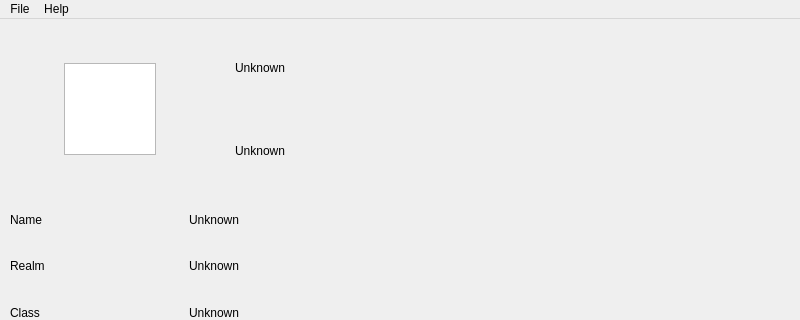
This is include/mainWindow.ui in WowDevs/WoWView as Qt 5 draws it before an edit; both pictures show x 0 to 800 and y 0 to 320 of the 800 by 600 pixel window. The edited form follows.
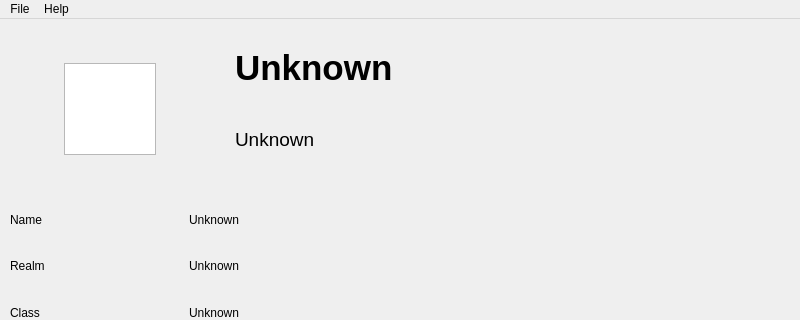
This is the edited form.

What changed in the file:
```diff
--- a/include/mainWindow.ui
+++ b/include/mainWindow.ui
@@ -206,6 +206,13 @@
     <layout class="QVBoxLayout" name="verticalLayout_3">
      <item>
       <widget class="QLabel" name="nameLabelLarge">
+       <property name="font">
+        <font>
+         <pointsize>26</pointsize>
+         <weight>75</weight>
+         <bold>true</bold>
+        </font>
+       </property>
        <property name="frameShadow">
         <enum>QFrame::Raised</enum>
        </property>
@@ -225,6 +232,11 @@
      </item>
      <item>
       <widget class="QLabel" name="classLabelLarge">
+       <property name="font">
+        <font>
+         <pointsize>14</pointsize>
+        </font>
+       </property>
        <property name="text">
         <string>Unknown</string>
        </property>
@@ -234,6 +246,9 @@
        <property name="scaledContents">
         <bool>true</bool>
        </property>
+       <property name="alignment">
+        <set>Qt::AlignLeading|Qt::AlignLeft|Qt::AlignTop</set>
+       </property>
        <property name="indent">
         <number>15</number>
        </property>
```
Left out of the diff: 22 changed lines with no effect on the pictures.
